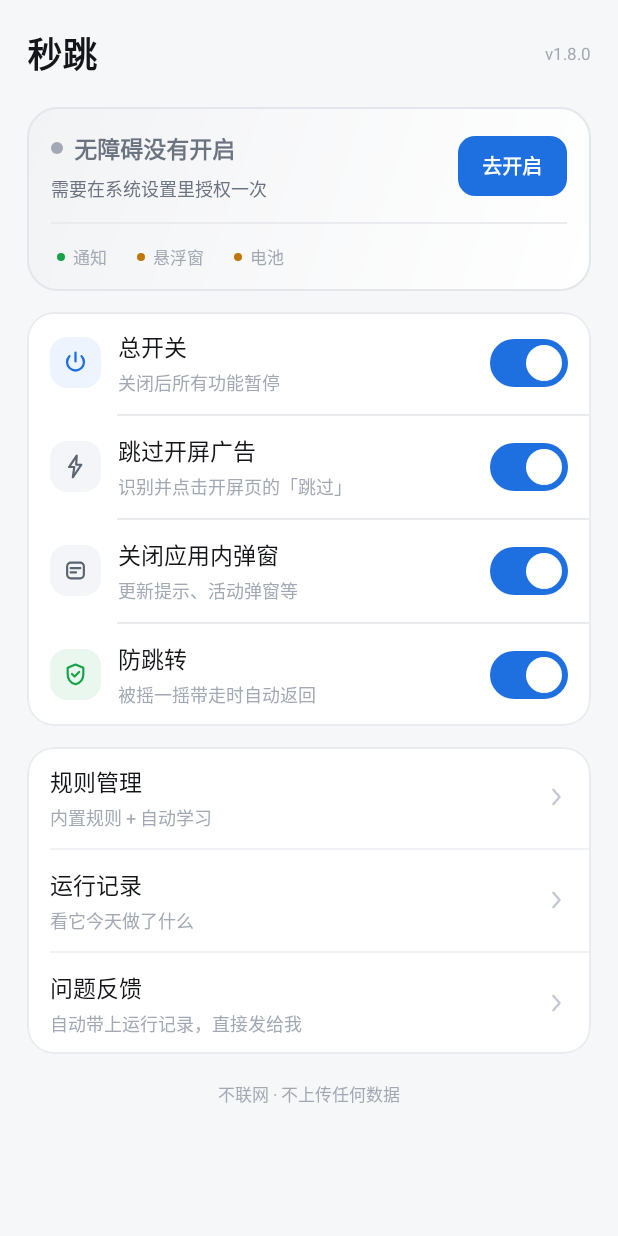
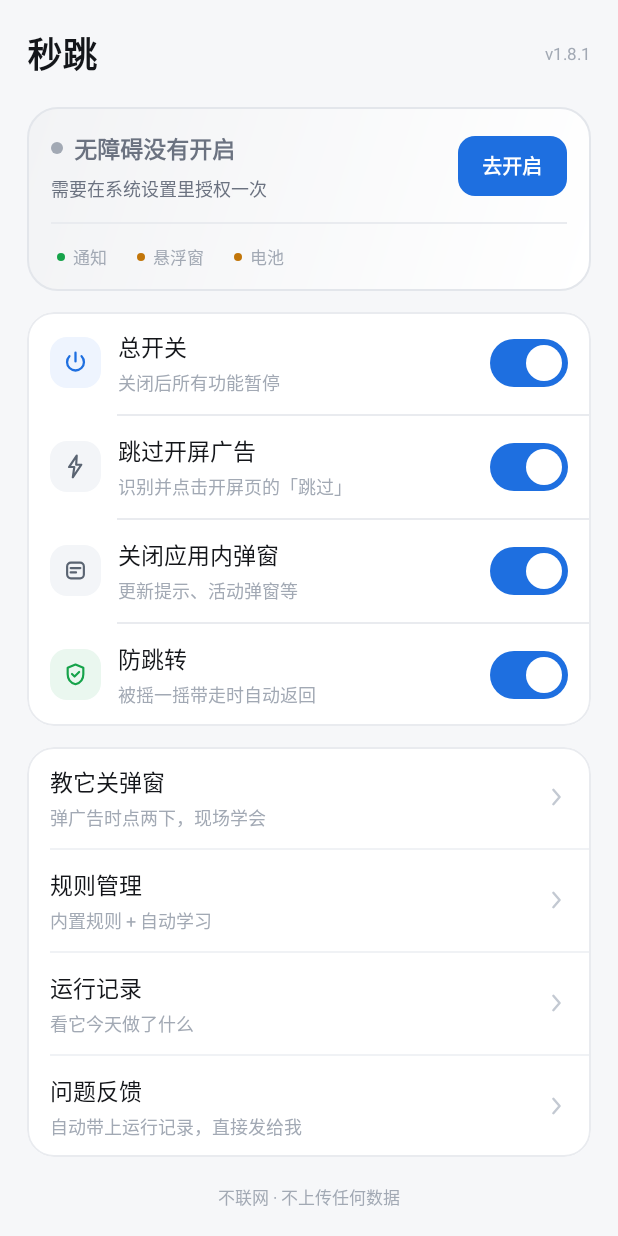
Before and after one commit to jiangnan57/AdSkipper, an Android app: the screen it shows after launch (MainActivity), on a phone screen of 412 x 824 dp. Run offline under Robolectric (Android 15) with nearby library versions, the phone set to English and light mode, and no system bars; pictures from the network do not load.

Commit message:
v1.8.1：学弹窗有了看得见的入口，球分「学」「检」两种
学弹窗做完了却没人找得到：唯一入口是「长按标题 1.5 秒」——那是给排查用的
隐藏手势，普通用户不可能知道，等于功能没做。

- 首页入口卡新增「教它关弹窗 · 弹广告时点两下，现场学会」：点一下就把球
  放到屏幕上，再弹一段三步说明。学习必须发生在弹窗所在的 App 里，那时
  用户已经切走、回不来点按钮，所以入口只能负责「放球」。
- 球分两种模式，靠 extra 切换，不会同时出现两个：
  * 琥珀色「学」（54dp，大一圈）：点一下 = 学，长按 = 收起。给用户用。
  * 蓝色「检」（46dp）：点一下 = 自检面板 + 节点树，长按 = 学。给排查用，
    仍然走「长按标题」。
- 模式切换不重挂窗口，只换同一个球的外观和行为；旧球上的自动收起一并撤销。
- 学弹窗模式下球 2 分钟没人碰自动收起：常驻最上层的球是那种「看着就烦、
  又不敢点」的东西。
- 学完的提示改了口气：「已学会：看到「稍后再看」就直接点它」，不再出现
  「出现 X 时点 X」这种同一个词说两遍。

真机验证：入口 → 弹窗说明 → 球出现 → 切到样本 → 点球 → 遮罩 → 点按钮
→ 立刻学会并关掉当前弹窗（0.46s）；在秒跳自己界面点球会被拦下；长按收起。

Co-Authored-By: WorkBuddy <noreply@workbuddy.ai>

```diff
--- a/app/build.gradle.kts
+++ b/app/build.gradle.kts
@@ -60,8 +60,8 @@ android {
         applicationId = "com.miaotiao.adskip"
         minSdk = 26
         targetSdk = 34
-        versionCode = 24
-        versionName = "1.8.0"
+        versionCode = 25
+        versionName = "1.8.1"
     }
 
     signingConfigs {
--- a/app/src/main/res/layout/activity_main.xml
+++ b/app/src/main/res/layout/activity_main.xml
@@ -521,6 +521,55 @@
                 android:layout_height="wrap_content"
                 android:orientation="vertical">
 
+                <!-- 弹窗关不掉的唯一出口。以前这一步藏在「长按标题 1.5 秒」里，
+                     等于没有：用户找不到入口，功能就不存在。 -->
+                <LinearLayout
+                    android:id="@+id/rowTeach"
+                    android:layout_width="match_parent"
+                    android:layout_height="wrap_content"
+                    android:background="?attr/selectableItemBackground"
+                    android:gravity="center_vertical"
+                    android:minHeight="56dp"
+                    android:orientation="horizontal"
+                    android:paddingHorizontal="15dp"
+                    android:paddingVertical="11dp">
+
+                    <LinearLayout
+                        android:layout_width="0dp"
+                        android:layout_height="wrap_content"
+                        android:layout_weight="1"
+                        android:orientation="vertical">
+
+                        <TextView
+                            android:layout_width="wrap_content"
+                            android:layout_height="wrap_content"
+                            android:text="@string/btn_teach"
+                            android:textColor="@color/text_primary"
+                            android:textSize="15sp" />
+
+                        <TextView
+                            android:layout_width="wrap_content"
+                            android:layout_height="wrap_content"
+                            android:layout_marginTop="3dp"
+                            android:text="@string/teach_sub"
+                            android:textColor="@color/text_tertiary"
+                            android:textSize="12sp" />
+                    </LinearLayout>
+
+                    <ImageView
+                        android:layout_width="16dp"
+                        android:layout_height="16dp"
+                        android:contentDescription="@null"
+                        android:src="@drawable/ic_chevron"
+                        app:tint="@color/chevron" />
+                </LinearLayout>
+
+                <View
+                    android:layout_width="match_parent"
+                    android:layout_height="1dp"
+                    android:layout_marginStart="15dp"
+                    android:background="@color/line_soft" />
+
                 <LinearLayout
                     android:id="@+id/rowRules"
                     android:layout_width="match_parent"
--- a/app/src/main/res/values/strings.xml
+++ b/app/src/main/res/values/strings.xml
@@ -43,6 +43,14 @@
     <string name="section_log">运行记录</string>
     <string name="title_rules">规则管理</string>
 
+    <!-- 学弹窗 -->
+    <string name="btn_teach">教它关弹窗</string>
+    <string name="teach_sub">弹广告时点两下，现场学会</string>
+    <string name="teach_title">「学」球已放到屏幕右侧</string>
+    <string name="teach_msg">1. 切到弹广告的那个 App，等弹窗出来\n2. 点一下「学」球\n3. 再点弹窗上那个关不掉的按钮\n\n学会后立刻生效，当前这个弹窗当场就会关掉。\n\n读不出文字、也没有控件 id 的按钮学不了——那种只能靠位置猜，点错会跳到广告落地页。\n\n长按「学」球可以把它收起来。</string>
+    <string name="teach_error_access">无障碍没连上，先把这一步修好</string>
+    <string name="teach_error_overlay">需要「显示在其他应用上层」权限，开完返回再点一次</string>
+
     <!-- 运行记录页 -->
     <string name="title_log">运行记录</string>
     <string name="btn_export">导出诊断</string>
```
Also changed, not shown: app/src/main/java/com/miaotiao/adskip/service/InspectorService.kt (+83 -19 lines), app/src/main/java/com/miaotiao/adskip/service/SkipAccessibilityService.kt (+6 -1 lines), app/src/main/java/com/miaotiao/adskip/ui/MainActivity.kt (+41 -2 lines), 1 other file.
